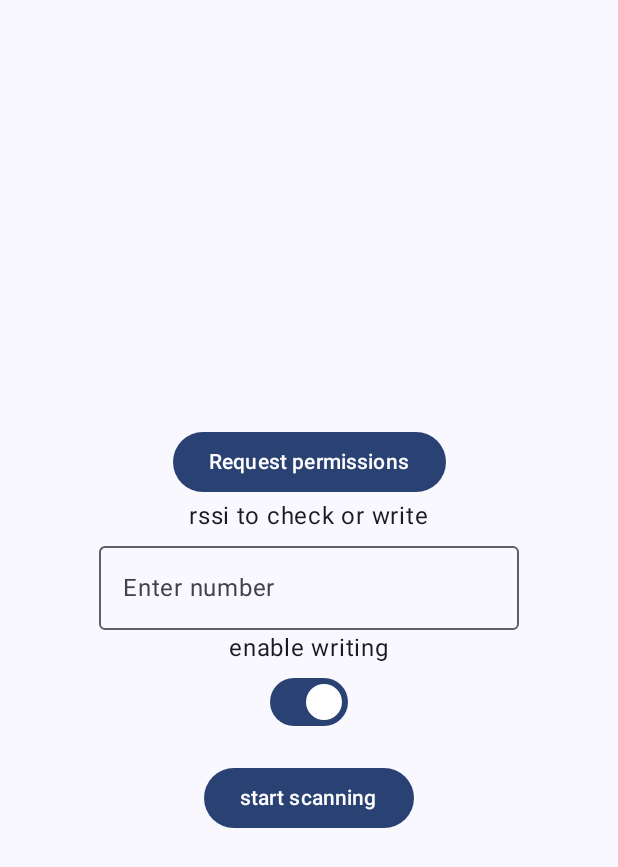
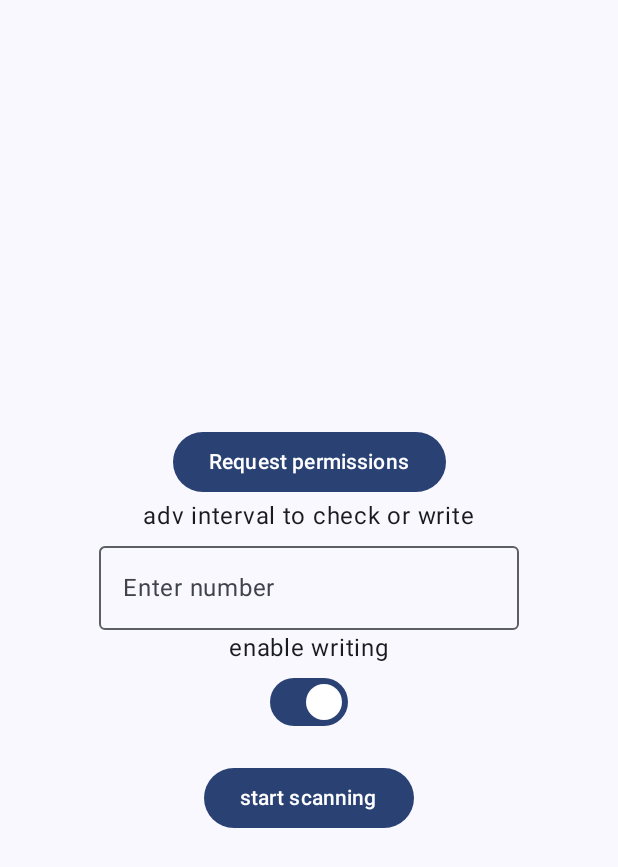
Before and after one commit to jappeace/kbeacon-ota-tool, an Android app built with Jetpack Compose: the screen it shows after launch (MainActivity), on a phone screen of 412 x 824 dp. Shown: the top 867 px of the screen. Run offline under Robolectric (Android 15) with nearby library versions, the phone set to English and light mode, and no system bars; libraries missing offline, so code that uses them is left out: com.kkmcn.kbeaconlib2; 4 statements that could not run were skipped.

Commit message:
fix wording

```diff
--- a/app/src/main/java/com/example/kbeaconpro/MainActivity.kt
+++ b/app/src/main/java/com/example/kbeaconpro/MainActivity.kt
@@ -77,7 +77,7 @@ class MainActivity : ComponentActivity() {
                 ) {
                     Text("Request permissions")
                 }
-                Text("rssi to check or write")
+                Text("adv interval to check or write")
                 NumberInputField(onValueChange = {input ->
                     Log.d(TAG, "tax val" + input)
                     advPeriod =  input.toFloat()
```
